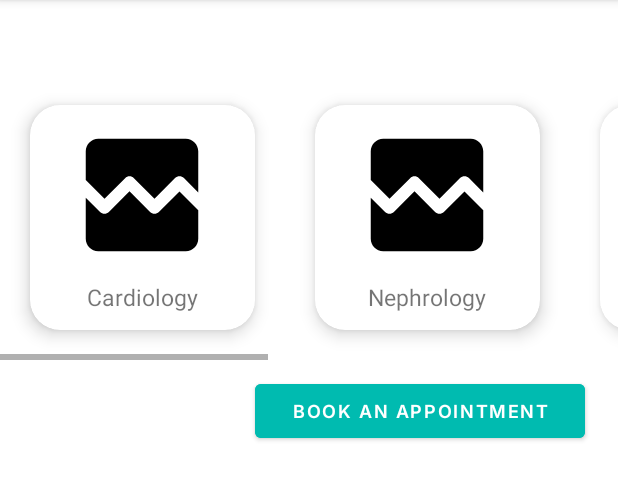
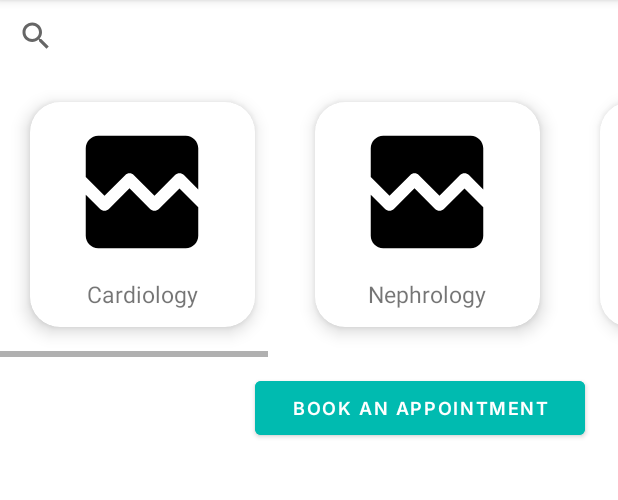
Before and after one commit to badKAPAV/vigor, an Android app: the fragment HomeFragment shown on its own in the app's theme, on a phone screen of 412 x 824 dp, the part 84-584 px from its top. Run offline under Robolectric (Android 15) with nearby library versions, the phone set to English and light mode, and no system bars; our stand-ins replace CircleImageView.

Commit message:
initial commit

```diff
--- a/app/build.gradle
+++ b/app/build.gradle
@@ -1,4 +1,4 @@
-apply plugin: "androidx.navigation.safeargs.kotlin"
+//apply plugin: "androidx.navigation.safeargs.kotlin"
 
 plugins {
     id 'com.android.application'
--- a/app/src/main/res/layout/fragment_home.xml
+++ b/app/src/main/res/layout/fragment_home.xml
@@ -16,10 +16,16 @@
             android:layout_height="wrap_content"
             android:orientation="vertical">
 
+            <SearchView
+                android:layout_width="match_parent"
+                android:layout_height="wrap_content"
+                android:elevation="20dp"
+                android:queryHint="Search for doctors"
+                android:visibility="visible" />
+
             <HorizontalScrollView
                 android:layout_width="match_parent"
-                android:layout_height="wrap_content"
-                android:layout_marginTop="50dp">
+                android:layout_height="wrap_content">
 
                 <LinearLayout
                     android:layout_width="match_parent"
--- a/app/src/main/res/values-night/themes.xml
+++ b/app/src/main/res/values-night/themes.xml
@@ -6,7 +6,7 @@
         <item name="colorPrimaryVariant">@color/purple_700</item>
         <item name="colorOnPrimary">@color/black</item>
         <!-- Secondary brand color. -->
-        <item name="colorSecondary">@color/teal_200</item>
+        <item name="colorSecondary">@color/vigor_teal</item>
         <item name="colorSecondaryVariant">@color/teal_200</item>
         <item name="colorOnSecondary">@color/black</item>
         <!-- Status bar color. -->
--- a/app/src/main/res/values/colors.xml
+++ b/app/src/main/res/values/colors.xml
@@ -8,4 +8,5 @@
     <color name="black">#FF000000</color>
     <color name="white">#FFFFFFFF</color>
     <color name="vigor_teal">#00BBB0</color>
+    <color name="not_black">#333333</color>
 </resources>
```
Also changed, not shown: build.gradle (+5 -6 lines).
